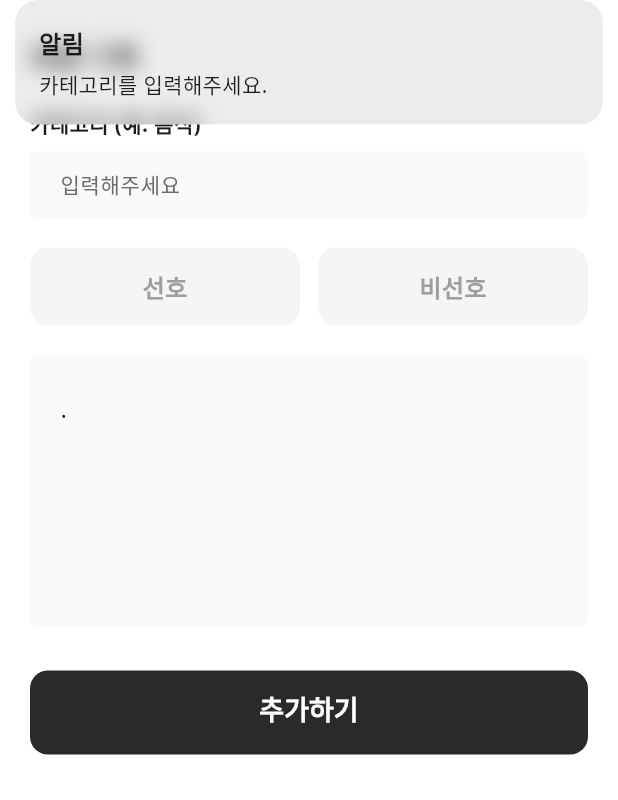
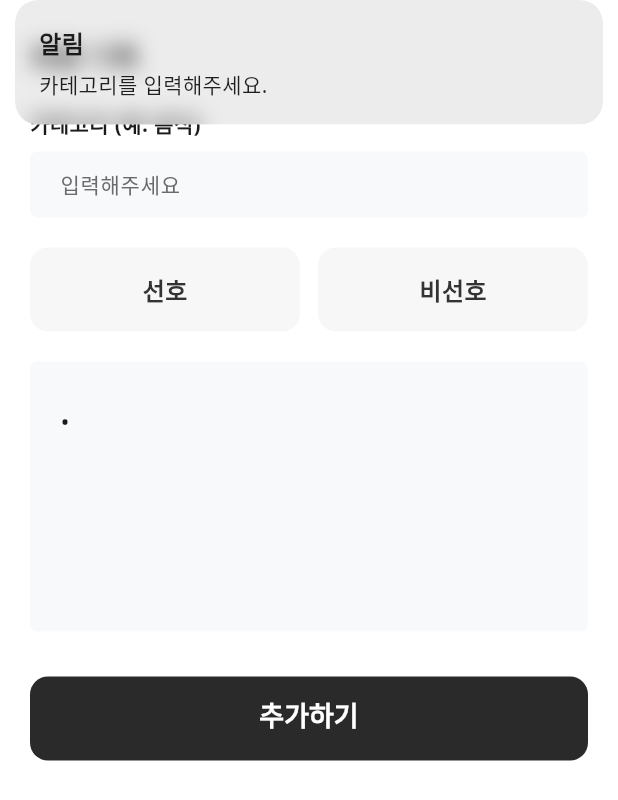
Before and after one commit to uiiuodo/testedn5, a Flutter app: the PreferenceAddBottomSheet widget shown alone on an empty page, opened directly with empty values, after a tap on "추가하기", on a phone screen of 412 x 824 dp. Shown: the top 800 px of the screen. Run offline on Flutter 3.47's test engine with Material 3 defaults, Android fonts, the phone set to English and light mode, and no system bars; our stand-ins replace firebase_core, get, hive, hive_flutter, shared_preferences, table_calendar; missing offline and left inert: lunar; accounts and stored records are empty; Roboto replaces fonts that are missing (Noto Sans).

Commit message:
등록화면 수정_선호, 비선호

```diff
--- a/lib/ui/page/people/preference_add_bottom_sheet.dart
+++ b/lib/ui/page/people/preference_add_bottom_sheet.dart
@@ -25,7 +25,7 @@ class _PreferenceAddBottomSheetState extends State<PreferenceAddBottomSheet> {
   void initState() {
     super.initState();
     // Start with a bullet point
-    _contentController.text = '· ';
+    _contentController.text = '• ';
   }
 
   @override
@@ -39,7 +39,7 @@ class _PreferenceAddBottomSheetState extends State<PreferenceAddBottomSheet> {
     // Simple auto-bullet logic
     // If the user just pressed enter (newline), add a bullet
     if (value.endsWith('\n')) {
-      final newValue = '$value· ';
+      final newValue = '$value• ';
       _contentController.value = TextEditingValue(
         text: newValue,
         selection: TextSelection.collapsed(offset: newValue.length),
@@ -66,7 +66,9 @@ class _PreferenceAddBottomSheetState extends State<PreferenceAddBottomSheet> {
     for (final line in rawLines) {
       // Remove leading bullet and whitespace
       var cleanLine = line.trim();
-      if (cleanLine.startsWith('·')) {
+      if (cleanLine.startsWith('•')) {
+        cleanLine = cleanLine.substring(1).trim();
+      } else if (cleanLine.startsWith('·')) {
         cleanLine = cleanLine.substring(1).trim();
       }
 
@@ -131,20 +133,24 @@ class _PreferenceAddBottomSheetState extends State<PreferenceAddBottomSheet> {
                   child: Container(
                     padding: const EdgeInsets.symmetric(vertical: 14),
                     decoration: BoxDecoration(
-                      color: _isLike == true
-                          ? const Color(0xFF4DA3FF) // Sky Blue
-                          : const Color(0xFFF5F5F5), // Light Gray
+                      color: const Color(0xFFF7F7F7), // Very Light Gray
                       borderRadius: BorderRadius.circular(12),
+                      border: Border.all(
+                        color: _isLike == true
+                            ? const Color(0xFF2F80ED) // Blue
+                            : Colors.transparent,
+                        width: 2.0,
+                      ),
                     ),
                     alignment: Alignment.center,
                     child: Text(
                       '선호',
                       style: TextStyle(
                         fontSize: 16,
-                        fontWeight: FontWeight.w600,
-                        color: _isLike == true
-                            ? const Color(0xFF003366) // Dark Blue
-                            : const Color(0xFF9E9E9E),
+                        fontWeight: _isLike == true
+                            ? FontWeight.bold
+                            : FontWeight.w600,
+                        color: const Color(0xFF333333), // Dark Gray
                       ),
                     ),
                   ),
@@ -161,20 +167,24 @@ class _PreferenceAddBottomSheetState extends State<PreferenceAddBottomSheet> {
                   child: Container(
                     padding: const EdgeInsets.symmetric(vertical: 14),
                     decoration: BoxDecoration(
-                      color: _isLike == false
-                          ? const Color(0xFF424242) // Dark Gray
-                          : const Color(0xFFF5F5F5),
+                      color: const Color(0xFFF7F7F7), // Very Light Gray
                       borderRadius: BorderRadius.circular(12),
+                      border: Border.all(
+                        color: _isLike == false
+                            ? const Color(0xFF000000) // Black
+                            : Colors.transparent,
+                        width: 2.0,
+                      ),
                     ),
                     alignment: Alignment.center,
                     child: Text(
                       '비선호',
                       style: TextStyle(
                         fontSize: 16,
-                        fontWeight: FontWeight.w600,
-                        color: _isLike == false
-                            ? Colors.white
-                            : const Color(0xFF9E9E9E),
+                        fontWeight: _isLike == false
+                            ? FontWeight.bold
+                            : FontWeight.w600,
+                        color: const Color(0xFF333333), // Dark Gray
                       ),
                     ),
                   ),
```
